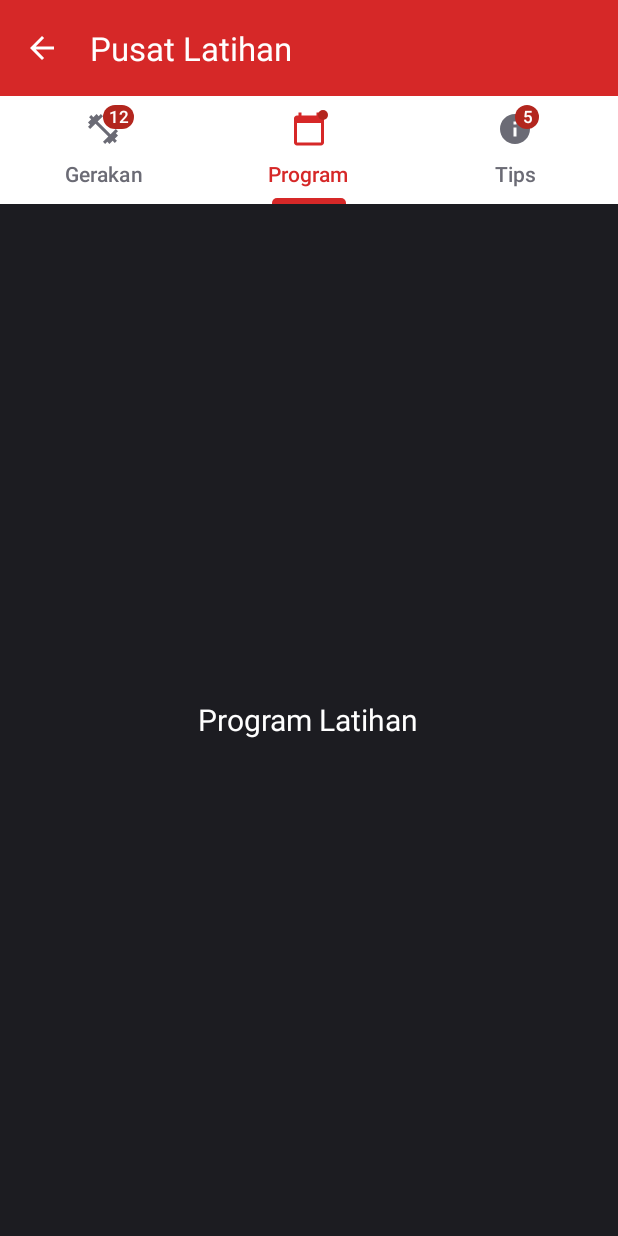
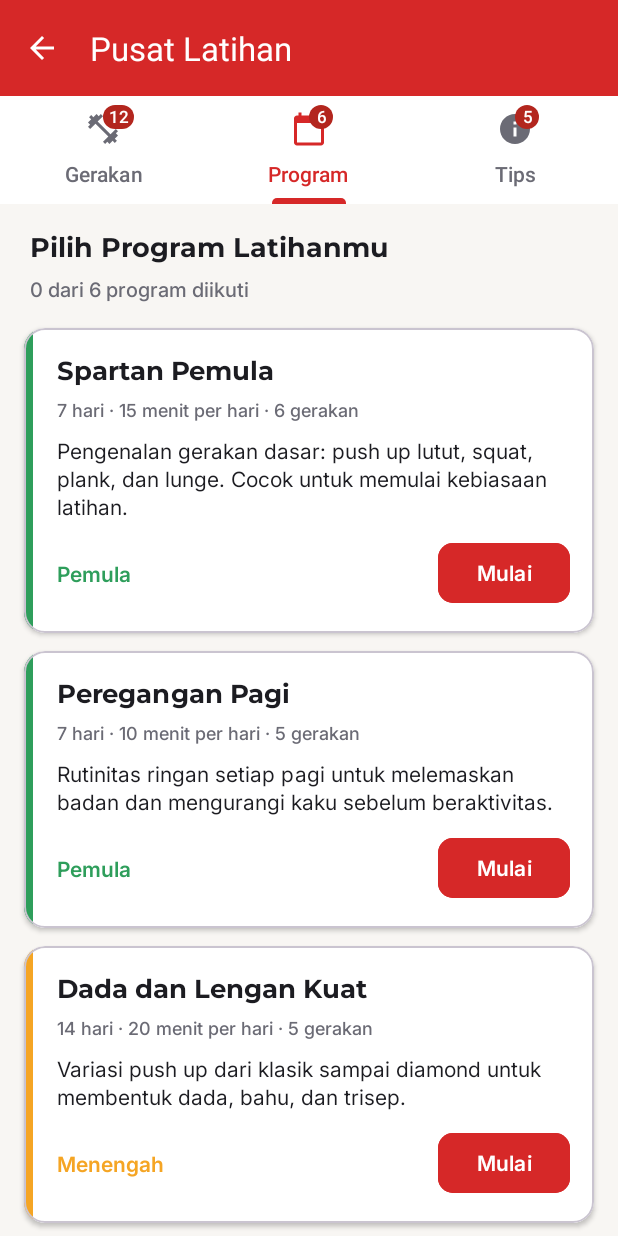
Before and after one commit to KidaZetsu/sporta-mobile, an Android app: the LatihanActivity screen opened directly, with no data from a screen before it, tab 2 chosen, on a phone screen of 412 x 824 dp. Run offline under Robolectric (Android 15) with nearby library versions, the phone set to English and light mode, and no system bars; pictures from the network do not load.

Commit message:
H3: RecyclerView Program dan tab Tips

```diff
--- a/app/src/main/java/com/example/sporta/Latihan/LatihanActivity.kt
+++ b/app/src/main/java/com/example/sporta/Latihan/LatihanActivity.kt
@@ -48,18 +48,18 @@ class LatihanActivity : AppCompatActivity() {
     }
 
     private fun pasangBadge() {
-        // Tab Tips: badge angka = jumlah tips
-        binding.tabLayout.getTabAt(2)?.getOrCreateBadge()?.apply {
-            isVisible = true
-            number = 5
+        // Setiap tab diberi badge angka sesuai jumlah isinya
+        val jumlah = listOf(
+            GerakanData.semua.size,
+            ProgramData.semua.size,
+            daftarTips.size
+        )
+        jumlah.forEachIndexed { index, angka ->
+            binding.tabLayout.getTabAt(index)?.getOrCreateBadge()?.apply {
+                isVisible = true
+                number = angka
+            }
         }
-        // Tab Gerakan dan Program: badge titik (diganti angka di H2 dan H3)
-        // Tab Gerakan: badge angka = jumlah gerakan
-        binding.tabLayout.getTabAt(0)?.getOrCreateBadge()?.apply {
-            isVisible = true
-            number = GerakanData.semua.size
-        }
-        binding.tabLayout.getTabAt(1)?.getOrCreateBadge()?.isVisible = true
     }
 
     // Tombol back di Toolbar
--- /dev/null
+++ b/app/src/main/java/com/example/sporta/Latihan/ProgramAdapter.kt
@@ -0,0 +1,74 @@
+package com.example.sporta.Latihan
+
+import android.content.res.ColorStateList
+import android.view.LayoutInflater
+import android.view.ViewGroup
+import androidx.core.content.ContextCompat
+import androidx.recyclerview.widget.DiffUtil
+import androidx.recyclerview.widget.ListAdapter
+import androidx.recyclerview.widget.RecyclerView
+import com.example.sporta.R
+import com.example.sporta.databinding.ItemProgramBinding
+
+private object SelisihProgram : DiffUtil.ItemCallback<ProgramModel>() {
+    override fun areItemsTheSame(lama: ProgramModel, baru: ProgramModel): Boolean =
+        lama.nama == baru.nama
+
+    // diikuti berubah -> isi berbeda -> kartu ini digambar ulang
+    override fun areContentsTheSame(lama: ProgramModel, baru: ProgramModel): Boolean =
+        lama == baru
+}
+
+class ProgramAdapter(
+    private val onTombolClick: (ProgramModel) -> Unit
+) : ListAdapter<ProgramModel, ProgramAdapter.ProgramViewHolder>(SelisihProgram) {
+
+    inner class ProgramViewHolder(val binding: ItemProgramBinding) :
+        RecyclerView.ViewHolder(binding.root)
+
+    override fun onCreateViewHolder(parent: ViewGroup, viewType: Int): ProgramViewHolder {
+        val binding = ItemProgramBinding.inflate(
+            LayoutInflater.from(parent.context), parent, false
+        )
+        return ProgramViewHolder(binding)
+    }
+
+    override fun onBindViewHolder(holder: ProgramViewHolder, position: Int) {
+        val program = getItem(position)
+        val context = holder.itemView.context
+
+        with(holder.binding) {
+            tvNama.text = program.nama
+            tvInfo.text = "${program.durasi} · ${program.jumlahGerakan} gerakan"
+            tvDeskripsi.text = program.deskripsi
+            tvLevel.text = program.level
+
+            // Warna level dipakai di teks level dan garis kiri kartu
+            val warnaLevel = ContextCompat.getColor(
+                context,
+                when (program.level) {
+                    "Pemula" -> R.color.level_pemula
+                    "Menengah" -> R.color.level_menengah
+                    else -> R.color.level_mahir
+                }
+            )
+            tvLevel.setTextColor(warnaLevel)
+            viewStrip.setBackgroundColor(warnaLevel)
+
+            // Tampilan tombol mengikuti status diikuti
+            if (program.diikuti) {
+                btnMulai.text = "Sedang diikuti"
+                btnMulai.backgroundTintList = ColorStateList.valueOf(
+                    ContextCompat.getColor(context, R.color.sporta_charcoal)
+                )
+            } else {
+                btnMulai.text = "Mulai"
+                btnMulai.backgroundTintList = ColorStateList.valueOf(
+                    ContextCompat.getColor(context, R.color.sporta_red)
+                )
+            }
+
+            btnMulai.setOnClickListener { onTombolClick(program) }
+        }
+    }
+}
--- a/app/src/main/java/com/example/sporta/Latihan/ProgramLatihanFragment.kt
+++ b/app/src/main/java/com/example/sporta/Latihan/ProgramLatihanFragment.kt
@@ -1,6 +1,63 @@
 package com.example.sporta.Latihan
 
+import android.os.Bundle
+import android.view.View
 import androidx.fragment.app.Fragment
+import androidx.recyclerview.widget.LinearLayoutManager
 import com.example.sporta.R
+import com.example.sporta.databinding.FragmentProgramLatihanBinding
+import com.google.android.material.snackbar.Snackbar
 
-class ProgramLatihanFragment : Fragment(R.layout.fragment_program_latihan)
+class ProgramLatihanFragment : Fragment(R.layout.fragment_program_latihan) {
+
+    private var _binding: FragmentProgramLatihanBinding? = null
+    private val binding get() = _binding!!
+
+    private lateinit var programAdapter: ProgramAdapter
+
+    // Daftar program yang sedang berlaku (status diikuti ada di sini)
+    private var daftarProgram = ProgramData.semua
+
+    override fun onViewCreated(view: View, savedInstanceState: Bundle?) {
+        super.onViewCreated(view, savedInstanceState)
+        _binding = FragmentProgramLatihanBinding.bind(view)
+
+        programAdapter = ProgramAdapter { program -> ubahStatus(program) }
+
+        // Berbeda dari tab Gerakan: LinearLayoutManager = daftar vertikal 1 kolom
+        binding.rvProgram.apply {
+            layoutManager = LinearLayoutManager(requireContext())
+            adapter = programAdapter
+        }
+
+        tampilkanDaftar()
+    }
+
+    // Balik status diikuti pada program yang dipilih
+    private fun ubahStatus(program: ProgramModel) {
+        // copy() membuat objek baru dengan satu field berbeda,
+        // supaya DiffUtil bisa mendeteksi perubahan
+        daftarProgram = daftarProgram.map {
+            if (it.nama == program.nama) it.copy(diikuti = !it.diikuti) else it
+        }
+        tampilkanDaftar()
+
+        val pesan = if (!program.diikuti) {
+            "Program ${program.nama} dimulai"
+        } else {
+            "Program ${program.nama} dihentikan"
+        }
+        Snackbar.make(binding.root, pesan, Snackbar.LENGTH_SHORT).show()
+    }
+
+    private fun tampilkanDaftar() {
+        programAdapter.submitList(daftarProgram)
+        val jumlahDiikuti = daftarProgram.count { it.diikuti }
+        binding.tvRingkasan.text = "$jumlahDiikuti dari ${daftarProgram.size} program diikuti"
+    }
+
+    override fun onDestroyView() {
+        super.onDestroyView()
+        _binding = null
+    }
+}
--- /dev/null
+++ b/app/src/main/java/com/example/sporta/Latihan/ProgramModel.kt
@@ -0,0 +1,41 @@
+package com.example.sporta.Latihan
+
+data class ProgramModel(
+    val nama: String,
+    val durasi: String,
+    val level: String,
+    val jumlahGerakan: Int,
+    val deskripsi: String,
+    val diikuti: Boolean = false
+)
+
+// Sumber data program latihan
+object ProgramData {
+
+    val semua = listOf(
+        ProgramModel(
+            "Spartan Pemula", "7 hari · 15 menit per hari", "Pemula", 6,
+            "Pengenalan gerakan dasar: push up lutut, squat, plank, dan lunge. Cocok untuk memulai kebiasaan latihan."
+        ),
+        ProgramModel(
+            "Peregangan Pagi", "7 hari · 10 menit per hari", "Pemula", 5,
+            "Rutinitas ringan setiap pagi untuk melemaskan badan dan mengurangi kaku sebelum beraktivitas."
+        ),
+        ProgramModel(
+            "Dada dan Lengan Kuat", "14 hari · 20 menit per hari", "Menengah", 5,
+            "Variasi push up dari klasik sampai diamond untuk membentuk dada, bahu, dan trisep."
+        ),
+        ProgramModel(
+            "Perut Baja", "10 hari · 15 menit per hari", "Menengah", 4,
+            "Kombinasi plank dan variasinya untuk menguatkan otot inti dan perut."
+        ),
+        ProgramModel(
+            "Kaki Spartan", "14 hari · 25 menit per hari", "Menengah", 5,
+            "Squat, lunge, dan jump squat bergantian untuk kaki yang kuat dan seimbang."
+        ),
+        ProgramModel(
+            "Full Body Mahir", "30 hari · 40 menit per hari", "Mahir", 10,
+            "Program lengkap seluruh tubuh untuk yang sudah terbiasa, termasuk pistol squat dan archer push up."
+        )
+    )
+}
--- a/app/src/main/java/com/example/sporta/Latihan/TipsFragment.kt
+++ b/app/src/main/java/com/example/sporta/Latihan/TipsFragment.kt
@@ -1,6 +1,36 @@
 package com.example.sporta.Latihan
 
+import android.os.Bundle
+import android.view.View
 import androidx.fragment.app.Fragment
 import com.example.sporta.R
+import com.example.sporta.databinding.FragmentTipsBinding
+import com.example.sporta.databinding.ItemTipBinding
 
-class TipsFragment : Fragment(R.layout.fragment_tips)
+data class TipModel(val judul: String, val isi: String)
+
+// Data tips, dipakai juga untuk angka badge di tab
+val daftarTips = listOf(
+    TipModel("Pemanasan dulu", "Lakukan pemanasan 5 menit sebelum latihan: putar bahu, putar pinggul, dan peregangan ringan."),
+    TipModel("Atur napasmu", "Hembuskan napas saat mendorong atau mengangkat, dan tarik napas saat kembali ke posisi awal."),
+    TipModel("Bentuk di atas jumlah", "Gerakan yang benar dengan repetisi sedikit lebih baik daripada banyak tetapi asal-asalan."),
+    TipModel("Beri jeda antar set", "Istirahat 30 sampai 60 detik di antara set supaya tenaga pulih dan bentuk gerakan tetap terjaga."),
+    TipModel("Cukupi minum", "Minum air putih sebelum, saat, dan sesudah latihan agar tubuh tidak mudah lelah.")
+)
+
+class TipsFragment : Fragment(R.layout.fragment_tips) {
+
+    override fun onViewCreated(view: View, savedInstanceState: Bundle?) {
+        super.onViewCreated(view, savedInstanceState)
+        val binding = FragmentTipsBinding.bind(view)
+
+        // Satu kartu dibuat untuk setiap tips, lalu dimasukkan ke container
+        daftarTips.forEachIndexed { index, tip ->
+            val kartu = ItemTipBinding.inflate(layoutInflater, binding.containerTips, false)
+            kartu.tvNomor.text = (index + 1).toString()
+            kartu.tvJudulTip.text = tip.judul
+            kartu.tvIsiTip.text = tip.isi
+            binding.containerTips.addView(kartu.root)
+        }
+    }
+}
--- a/app/src/main/res/layout/fragment_program_latihan.xml
+++ b/app/src/main/res/layout/fragment_program_latihan.xml
@@ -1,16 +1,39 @@
 <?xml version="1.0" encoding="utf-8"?>
-<FrameLayout
+<LinearLayout
     xmlns:android="http://schemas.android.com/apk/res/android"
     android:layout_width="match_parent"
     android:layout_height="match_parent"
-    android:background="@color/sporta_charcoal">
+    android:background="@color/sporta_background"
+    android:orientation="vertical">
 
     <TextView
-        android:layout_width="wrap_content"
+        android:layout_width="match_parent"
         android:layout_height="wrap_content"
-        android:layout_gravity="center"
-        android:text="Program Latihan"
-        android:textColor="@color/white"
-        android:textSize="20sp" />
+        android:fontFamily="@font/montserrat_bold"
+        android:paddingStart="20dp"
+        android:paddingTop="16dp"
+        android:paddingEnd="20dp"
+        android:text="Pilih Program Latihanmu"
+        android:textColor="@color/sporta_charcoal"
+        android:textSize="18sp" />
 
-</FrameLayout>
+    <TextView
+        android:id="@+id/tvRingkasan"
+        android:layout_width="match_parent"
+        android:layout_height="wrap_content"
+        android:fontFamily="@font/inter_medium"
+        android:paddingStart="20dp"
+        android:paddingTop="2dp"
+        android:paddingEnd="20dp"
+        android:textColor="@color/sporta_text_secondary"
+        android:textSize="13sp" />
+
+    <androidx.recyclerview.widget.RecyclerView
+        android:id="@+id/rvProgram"
+        android:layout_width="match_parent"
+        android:layout_height="0dp"
+        android:layout_weight="1"
+        android:clipToPadding="false"
+        android:padding="10dp" />
+
+</LinearLayout>
--- /dev/null
+++ b/app/src/main/res/layout/item_program.xml
@@ -0,0 +1,95 @@
+<?xml version="1.0" encoding="utf-8"?>
+<com.google.android.material.card.MaterialCardView
+    xmlns:android="http://schemas.android.com/apk/res/android"
+    xmlns:app="http://schemas.android.com/apk/res-auto"
+    xmlns:tools="http://schemas.android.com/tools"
+    android:layout_width="match_parent"
+    android:layout_height="wrap_content"
+    android:layout_margin="6dp"
+    app:cardBackgroundColor="@color/sporta_surface"
+    app:cardCornerRadius="14dp"
+    app:cardElevation="2dp">
+
+    <androidx.constraintlayout.widget.ConstraintLayout
+        android:layout_width="match_parent"
+        android:layout_height="wrap_content">
+
+        <!-- Garis warna di kiri, warnanya mengikuti level -->
+        <View
+            android:id="@+id/viewStrip"
+            android:layout_width="6dp"
+            android:layout_height="0dp"
+            app:layout_constraintBottom_toBottomOf="parent"
+            app:layout_constraintStart_toStartOf="parent"
+            app:layout_constraintTop_toTopOf="parent" />
+
+        <TextView
+            android:id="@+id/tvNama"
+            android:layout_width="0dp"
+            android:layout_height="wrap_content"
+            android:layout_marginStart="16dp"
+            android:layout_marginTop="16dp"
+            android:layout_marginEnd="16dp"
+            android:fontFamily="@font/montserrat_bold"
+            android:textColor="@color/sporta_charcoal"
+            android:textSize="17sp"
+            app:layout_constraintEnd_toEndOf="parent"
+            app:layout_constraintStart_toEndOf="@id/viewStrip"
+            app:layout_constraintTop_toTopOf="parent"
+            tools:text="Spartan Pemula" />
+
+        <TextView
+            android:id="@+id/tvInfo"
+            android:layout_width="0dp"
+            android:layout_height="wrap_content"
+            android:layout_marginTop="2dp"
+            android:fontFamily="@font/inter_medium"
+            android:textColor="@color/sporta_text_secondary"
+            android:textSize="12sp"
+            app:layout_constraintEnd_toEndOf="@id/tvNama"
+            app:layout_constraintStart_toStartOf="@id/tvNama"
+            app:layout_constraintTop_toBottomOf="@id/tvNama"
+            tools:text="7 hari · 15 menit per hari · 6 gerakan" />
+
+        <TextView
+            android:id="@+id/tvDeskripsi"
+            android:layout_width="0dp"
+            android:layout_height="wrap_content"
+            android:layout_marginTop="8dp"
+            android:fontFamily="@font/inter_regular"
+            android:lineSpacingExtra="2dp"
+            android:textColor="@color/sporta_charcoal"
+            android:textSize="14sp"
+            app:layout_constraintEnd_toEndOf="@id/tvNama"
+            app:layout_constraintStart_toStartOf="@id/tvNama"
+            app:layout_constraintTop_toBottomOf="@id/tvInfo"
+            tools:text="Pengenalan gerakan dasar untuk memulai kebiasaan latihan." />
+
+        <TextView
+            android:id="@+id/tvLevel"
+            android:layout_width="wrap_content"
+            android:layout_height="wrap_content"
+            android:fontFamily="@font/inter_semibold"
+            android:textSize="14sp"
+            app:layout_constraintBottom_toBottomOf="@id/btnMulai"
+            app:layout_constraintStart_toStartOf="@id/tvNama"
+            app:layout_constraintTop_toTopOf="@id/btnMulai"
+            tools:text="Pemula" />
+
+        <com.google.android.material.button.MaterialButton
+            android:id="@+id/btnMulai"
+            android:layout_width="wrap_content"
+            android:layout_height="wrap_content"
+            android:layout_marginTop="10dp"
+            android:layout_marginBottom="16dp"
+            android:backgroundTint="@color/sporta_red"
+            android:fontFamily="@font/inter_semibold"
+            android:text="Mulai"
+            android:textColor="@color/white"
+            app:cornerRadius="10dp"
+            app:layout_constraintBottom_toBottomOf="parent"
+            app:layout_constraintEnd_toEndOf="@id/tvNama"
+            app:layout_constraintTop_toBottomOf="@id/tvDeskripsi" />
+
+    </androidx.constraintlayout.widget.ConstraintLayout>
+</com.google.android.material.card.MaterialCardView>
```
Also changed, not shown: app/src/main/res/layout/fragment_tips.xml (+18 -9 lines), app/src/main/res/layout/item_tip.xml (added, +66 -0 lines).
